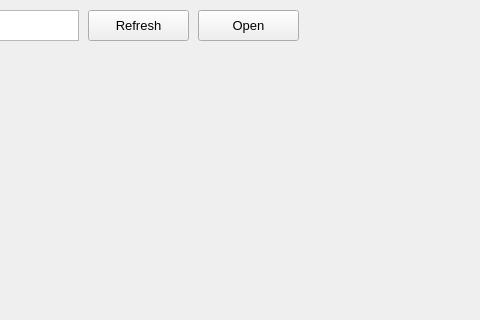
Above: tools/mainwindow.ui from ZhuYanzhen1/miniFOC before the change; both pictures show x 282 to 762 and y 0 to 320 of the 762 by 444 pixel window. Below: the same form after it.
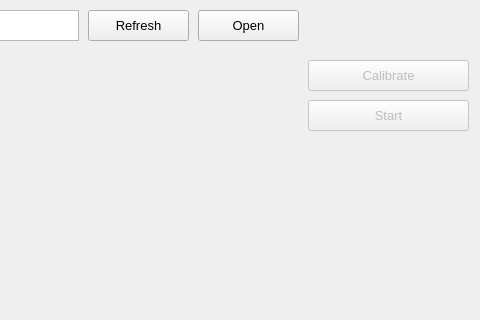
That is the form after the change. Custom widgets are drawn as their Qt base class.

Commit message: Add "calibrate" and "start / stop" control buttons and realize their functions.

```diff
--- a/tools/mainwindow.ui
+++ b/tools/mainwindow.ui
@@ -132,6 +132,50 @@
      </rect>
     </property>
    </widget>
+   <widget class="QPushButton" name="start_stop_btn">
+    <property name="enabled">
+     <bool>false</bool>
+    </property>
+    <property name="geometry">
+     <rect>
+      <x>590</x>
+      <y>100</y>
+      <width>161</width>
+      <height>31</height>
+     </rect>
+    </property>
+    <property name="font">
+     <font>
+      <family>Arial</family>
+      <pointsize>10</pointsize>
+     </font>
+    </property>
+    <property name="text">
+     <string>Start</string>
+    </property>
+   </widget>
+   <widget class="QPushButton" name="calibrate_btn">
+    <property name="enabled">
+     <bool>false</bool>
+    </property>
+    <property name="geometry">
+     <rect>
+      <x>590</x>
+      <y>60</y>
+      <width>161</width>
+      <height>31</height>
+     </rect>
+    </property>
+    <property name="font">
+     <font>
+      <family>Arial</family>
+      <pointsize>10</pointsize>
+     </font>
+    </property>
+    <property name="text">
+     <string>Calibrate</string>
+    </property>
+   </widget>
   </widget>
  </widget>
  <customwidgets>
```
The commit also changes 3 other files.
